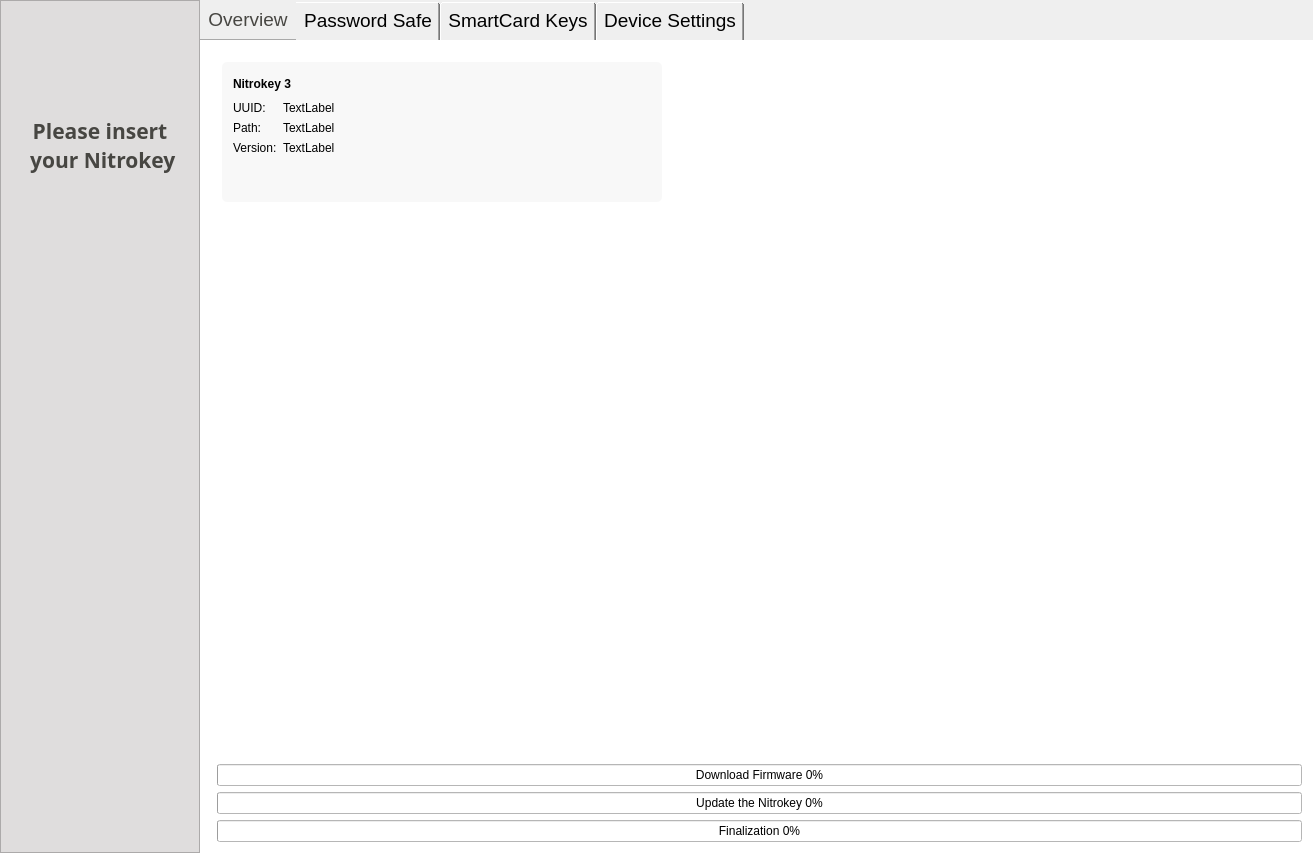
First picture: the form in nitrokeyapp/ui/mainwindow.ui, repository Nitrokey/nitrokey-app2, before the edit.
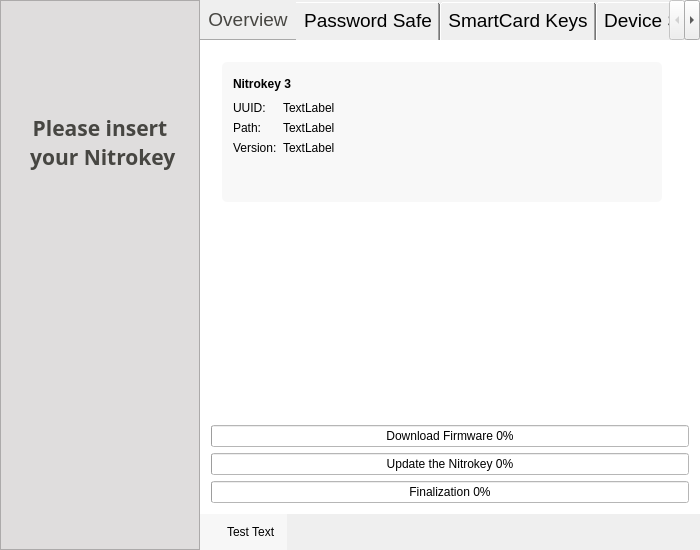
Second picture: the form after the edit. Icons and pictures are not drawn.

The edit to the form file:
```diff
--- a/nitrokeyapp/ui/mainwindow.ui
+++ b/nitrokeyapp/ui/mainwindow.ui
@@ -6,8 +6,8 @@
    <rect>
     <x>0</x>
     <y>0</y>
-    <width>1313</width>
-    <height>853</height>
+    <width>700</width>
+    <height>550</height>
    </rect>
   </property>
   <property name="sizePolicy">
@@ -49,7 +49,7 @@
   </property>
   <widget class="QWidget" name="centralWidget">
    <property name="sizePolicy">
-    <sizepolicy hsizetype="Expanding" vsizetype="Preferred">
+    <sizepolicy hsizetype="Preferred" vsizetype="Preferred">
      <horstretch>0</horstretch>
      <verstretch>0</verstretch>
     </sizepolicy>
@@ -57,10 +57,7 @@
    <property name="styleSheet">
     <string notr="true"/>
    </property>
-   <layout class="QHBoxLayout" name="horizontalLayout_2">
-    <property name="spacing">
-     <number>0</number>
-    </property>
+   <layout class="QGridLayout" name="gridLayout_5">
     <property name="leftMargin">
      <number>0</number>
     </property>
@@ -73,276 +70,10 @@
     <property name="bottomMargin">
      <number>0</number>
     </property>
-    <item alignment="Qt::AlignLeft">
-     <widget class="QFrame" name="vertical_navigation">
-      <property name="sizePolicy">
-       <sizepolicy hsizetype="Fixed" vsizetype="Preferred">
-        <horstretch>0</horstretch>
-        <verstretch>0</verstretch>
-       </sizepolicy>
-      </property>
-      <property name="minimumSize">
-       <size>
-        <width>200</width>
-        <height>0</height>
-       </size>
-      </property>
-      <property name="styleSheet">
-       <string notr="true">background-color: #dfdddd;</string>
-      </property>
-      <property name="frameShape">
-       <enum>QFrame::StyledPanel</enum>
-      </property>
-      <property name="frameShadow">
-       <enum>QFrame::Raised</enum>
-      </property>
-      <layout class="QGridLayout" name="gridLayout_14">
-       <property name="leftMargin">
-        <number>6</number>
-       </property>
-       <property name="topMargin">
-        <number>9</number>
-       </property>
-       <property name="rightMargin">
-        <number>6</number>
-       </property>
-       <property name="bottomMargin">
-        <number>9</number>
-       </property>
-       <property name="spacing">
-        <number>6</number>
-       </property>
-       <item row="3" column="1">
-        <widget class="QPushButton" name="btn_dial_help">
-         <property name="sizePolicy">
-          <sizepolicy hsizetype="Preferred" vsizetype="Fixed">
-           <horstretch>0</horstretch>
-           <verstretch>0</verstretch>
-          </sizepolicy>
-         </property>
-         <property name="cursor">
-          <cursorShape>ArrowCursor</cursorShape>
-         </property>
-         <property name="mouseTracking">
-          <bool>false</bool>
-         </property>
-         <property name="styleSheet">
-          <string notr="true">QPushButton {
-	border: none;
-	} </string>
-         </property>
-         <property name="text">
-          <string/>
-         </property>
-         <property name="icon">
-          <iconset resource="resources.qrc">
-           <normaloff>:/images/icon/help_darkgrey_material.svg</normaloff>:/images/icon/help_darkgrey_material.svg</iconset>
-         </property>
-         <property name="iconSize">
-          <size>
-           <width>30</width>
-           <height>30</height>
-          </size>
-         </property>
-         <property name="flat">
-          <bool>false</bool>
-         </property>
-        </widget>
-       </item>
-       <item row="2" column="0" colspan="4">
-        <widget class="QScrollArea" name="Nitrokeys">
-         <property name="styleSheet">
-          <string notr="true">border: 0px;</string>
-         </property>
-         <property name="frameShape">
-          <enum>QFrame::NoFrame</enum>
-         </property>
-         <property name="frameShadow">
-          <enum>QFrame::Plain</enum>
-         </property>
-         <property name="lineWidth">
-          <number>0</number>
-         </property>
-         <property name="horizontalScrollBarPolicy">
-          <enum>Qt::ScrollBarAlwaysOff</enum>
-         </property>
-         <property name="widgetResizable">
-          <bool>true</bool>
-         </property>
-         <widget class="QWidget" name="scrollAreaWidgetContents_2">
-          <property name="geometry">
-           <rect>
-            <x>0</x>
-            <y>0</y>
-            <width>186</width>
-            <height>633</height>
-           </rect>
-          </property>
-          <layout class="QVBoxLayout" name="verticalLayout_9"/>
-         </widget>
-        </widget>
-       </item>
-       <item row="3" column="2">
-        <widget class="QPushButton" name="btn_settings">
-         <property name="sizePolicy">
-          <sizepolicy hsizetype="Preferred" vsizetype="Fixed">
-           <horstretch>0</horstretch>
-           <verstretch>0</verstretch>
-          </sizepolicy>
-         </property>
-         <property name="styleSheet">
-          <string notr="true">QPushButton {
-	border: none;
-	} </string>
-         </property>
-         <property name="text">
-          <string/>
-         </property>
-         <property name="icon">
-          <iconset resource="resources.qrc">
-           <normaloff>:/images/icon/settings_darkgrey_material.svg</normaloff>:/images/icon/settings_darkgrey_material.svg</iconset>
-         </property>
-         <property name="iconSize">
-          <size>
-           <width>30</width>
-           <height>30</height>
-          </size>
-         </property>
-        </widget>
-       </item>
-       <item row="0" column="1" colspan="3">
-        <widget class="QLabel" name="label_8">
-         <property name="sizePolicy">
-          <sizepolicy hsizetype="Fixed" vsizetype="Fixed">
-           <horstretch>0</horstretch>
-           <verstretch>0</verstretch>
-          </sizepolicy>
-         </property>
-         <property name="minimumSize">
-          <size>
-           <width>100</width>
-           <height>100</height>
-          </size>
-         </property>
-         <property name="maximumSize">
-          <size>
-           <width>50</width>
-           <height>100</height>
-          </size>
-         </property>
-         <property name="layoutDirection">
-          <enum>Qt::LeftToRight</enum>
-         </property>
-         <property name="lineWidth">
-          <number>1</number>
-         </property>
-         <property name="text">
-          <string/>
-         </property>
-         <property name="pixmap">
-          <pixmap resource="resources.qrc">:/images/icon/nitrokey-app-icon-vector.svg</pixmap>
-         </property>
-         <property name="scaledContents">
-          <bool>true</bool>
-         </property>
-         <property name="alignment">
-          <set>Qt::AlignJustify|Qt::AlignVCenter</set>
-         </property>
-        </widget>
-       </item>
-       <item row="1" column="0" colspan="4">
-        <widget class="QLabel" name="label_insert_Nitrokey">
-         <property name="font">
-          <font>
-           <family>OpenSymbol</family>
-           <pointsize>16</pointsize>
-           <weight>75</weight>
-           <bold>true</bold>
-          </font>
-         </property>
-         <property name="styleSheet">
-          <string notr="true">color:#474642</string>
-         </property>
-         <property name="text">
-          <string>Please insert
- your Nitrokey</string>
-         </property>
-         <property name="alignment">
-          <set>Qt::AlignCenter</set>
-         </property>
-        </widget>
-       </item>
-       <item row="3" column="0">
-        <widget class="QPushButton" name="btn_about">
-         <property name="sizePolicy">
-          <sizepolicy hsizetype="Preferred" vsizetype="Fixed">
-           <horstretch>0</horstretch>
-           <verstretch>0</verstretch>
-          </sizepolicy>
-         </property>
-         <property name="font">
-          <font>
-           <stylestrategy>PreferDefault</stylestrategy>
-          </font>
-         </property>
-         <property name="styleSheet">
-          <string notr="true">QPushButton {
-	border: none;
-	} </string>
-         </property>
-         <property name="text">
-          <string/>
-         </property>
-         <property name="icon">
-          <iconset resource="resources.qrc">
-           <normaloff>:/images/icon/info_darkgrey_material.svg</normaloff>:/images/icon/info_darkgrey_material.svg</iconset>
-         </property>
-         <property name="iconSize">
-          <size>
-           <width>30</width>
-           <height>30</height>
-          </size>
-         </property>
-         <property name="flat">
-          <bool>false</bool>
-         </property>
-        </widget>
-       </item>
-       <item row="3" column="3">
-        <widget class="QPushButton" name="btn_dial_lock">
-         <property name="sizePolicy">
-          <sizepolicy hsizetype="Preferred" vsizetype="Fixed">
-           <horstretch>0</horstretch>
-           <verstretch>0</verstretch>
-          </sizepolicy>
-         </property>
-         <property name="styleSheet">
-          <string notr="true">QPushButton {
-	border: none;
-	} </string>
-         </property>
-         <property name="text">
-          <string/>
-         </property>
-         <property name="icon">
-          <iconset resource="resources.qrc">
-           <normaloff>:/images/icon/lock_darkgrey_material.svg</normaloff>:/images/icon/lock_darkgrey_material.svg</iconset>
-         </property>
-         <property name="iconSize">
-          <size>
-           <width>30</width>
-           <height>30</height>
-          </size>
-         </property>
-         <property name="flat">
-          <bool>false</bool>
-         </property>
-        </widget>
-       </item>
-      </layout>
-     </widget>
-    </item>
-    <item>
+    <property name="spacing">
+     <number>0</number>
+    </property>
+    <item row="0" column="1" colspan="2">
      <widget class="QTabWidget" name="tabWidget">
       <property name="enabled">
        <bool>true</bool>
@@ -428,8 +159,8 @@
        <attribute name="title">
         <string>Overview</string>
        </attribute>
-       <layout class="QFormLayout" name="formLayout_6">
-        <item row="0" column="0" colspan="2">
+       <layout class="QVBoxLayout" name="verticalLayout_10">
+        <item>
          <widget class="QScrollArea" name="scrollArea_2">
           <property name="autoFillBackground">
            <bool>false</bool>
@@ -458,8 +189,8 @@
             <rect>
              <x>0</x>
              <y>0</y>
-             <width>1095</width>
-             <height>703</height>
+             <width>482</width>
+             <height>365</height>
             </rect>
            </property>
            <property name="sizePolicy">
@@ -644,7 +375,7 @@
           </widget>
          </widget>
         </item>
-        <item row="1" column="1">
+        <item>
          <widget class="QProgressBar" name="progressBar_Download">
           <property name="value">
            <number>0</number>
@@ -657,7 +388,7 @@
           </property>
          </widget>
         </item>
-        <item row="2" column="1">
+        <item>
          <widget class="QProgressBar" name="progressBar_Update">
           <property name="value">
            <number>0</number>
@@ -667,7 +398,7 @@
           </property>
          </widget>
         </item>
-        <item row="3" column="1">
+        <item>
          <widget class="QProgressBar" name="progressBar_Finalization">
           <property name="value">
            <number>0</number>
@@ -2688,6 +2419,357 @@
       </widget>
      </widget>
     </item>
+    <item row="1" column="1">
+     <widget class="QFrame" name="information_frame">
+      <property name="sizePolicy">
+       <sizepolicy hsizetype="Expanding" vsizetype="Preferred">
+        <horstretch>0</horstretch>
+        <verstretch>0</verstretch>
+       </sizepolicy>
+      </property>
+      <property name="styleSheet">
+       <string notr="true">
+background-color: #f7f7f7;</string>
+      </property>
+      <property name="frameShape">
+       <enum>QFrame::NoFrame</enum>
+      </property>
+      <property name="frameShadow">
+       <enum>QFrame::Plain</enum>
+      </property>
+      <property name="lineWidth">
+       <number>0</number>
+      </property>
+      <layout class="QHBoxLayout" name="horizontalLayout_9">
+       <property name="sizeConstraint">
+        <enum>QLayout::SetFixedSize</enum>
+       </property>
+       <item alignment="Qt::AlignLeft">
+        <widget class="QLabel" name="label_information_icon">
+         <property name="sizePolicy">
+          <sizepolicy hsizetype="Fixed" vsizetype="Fixed">
+           <horstretch>0</horstretch>
+           <verstretch>0</verstretch>
+          </sizepolicy>
+         </property>
+         <property name="minimumSize">
+          <size>
+           <width>10</width>
+           <height>10</height>
+          </size>
+         </property>
+         <property name="autoFillBackground">
+          <bool>false</bool>
+         </property>
+         <property name="text">
+          <string/>
+         </property>
+         <property name="pixmap">
+          <pixmap resource="resources.qrc">:/images/icon/info_new.png</pixmap>
+         </property>
+         <property name="scaledContents">
+          <bool>true</bool>
+         </property>
+        </widget>
+       </item>
+       <item alignment="Qt::AlignLeft">
+        <widget class="QLabel" name="label_information">
+         <property name="sizePolicy">
+          <sizepolicy hsizetype="Expanding" vsizetype="Preferred">
+           <horstretch>0</horstretch>
+           <verstretch>0</verstretch>
+          </sizepolicy>
+         </property>
+         <property name="text">
+          <string>Test Text</string>
+         </property>
+        </widget>
+       </item>
+      </layout>
+     </widget>
+    </item>
+    <item row="1" column="2">
+     <spacer name="horizontalSpacer_3">
+      <property name="orientation">
+       <enum>Qt::Horizontal</enum>
+      </property>
+      <property name="sizeHint" stdset="0">
+       <size>
+        <width>40</width>
+        <height>20</height>
+       </size>
+      </property>
+     </spacer>
+    </item>
+    <item row="0" column="0" rowspan="2">
+     <widget class="QFrame" name="vertical_navigation">
+      <property name="sizePolicy">
+       <sizepolicy hsizetype="Fixed" vsizetype="Preferred">
+        <horstretch>0</horstretch>
+        <verstretch>0</verstretch>
+       </sizepolicy>
+      </property>
+      <property name="minimumSize">
+       <size>
+        <width>200</width>
+        <height>0</height>
+       </size>
+      </property>
+      <property name="styleSheet">
+       <string notr="true">background-color: #dfdddd;</string>
+      </property>
+      <property name="frameShape">
+       <enum>QFrame::StyledPanel</enum>
+      </property>
+      <property name="frameShadow">
+       <enum>QFrame::Raised</enum>
+      </property>
+      <layout class="QGridLayout" name="gridLayout_14">
+       <property name="leftMargin">
+        <number>6</number>
+       </property>
+       <property name="topMargin">
+        <number>6</number>
+       </property>
+       <property name="rightMargin">
+        <number>6</number>
+       </property>
+       <property name="bottomMargin">
+        <number>6</number>
+       </property>
+       <property name="spacing">
+        <number>6</number>
+       </property>
+       <item row="0" column="1" colspan="3">
+        <widget class="QLabel" name="label_8">
+         <property name="sizePolicy">
+          <sizepolicy hsizetype="Fixed" vsizetype="Fixed">
+           <horstretch>0</horstretch>
+           <verstretch>0</verstretch>
+          </sizepolicy>
+         </property>
+         <property name="minimumSize">
+          <size>
+           <width>100</width>
+           <height>100</height>
+          </size>
+         </property>
+         <property name="maximumSize">
+          <size>
+           <width>50</width>
+           <height>100</height>
+          </size>
+         </property>
+         <property name="layoutDirection">
+          <enum>Qt::LeftToRight</enum>
+         </property>
+         <property name="lineWidth">
+          <number>1</number>
+         </property>
+         <property name="text">
+          <string/>
+         </property>
+         <property name="pixmap">
+          <pixmap resource="resources.qrc">:/images/icon/nitrokey-app-icon-vector.svg</pixmap>
+         </property>
+         <property name="scaledContents">
+          <bool>true</bool>
+         </property>
+         <property name="alignment">
+          <set>Qt::AlignJustify|Qt::AlignVCenter</set>
+         </property>
+        </widget>
+       </item>
+       <item row="3" column="2">
+        <widget class="QPushButton" name="btn_settings">
+         <property name="sizePolicy">
+          <sizepolicy hsizetype="Preferred" vsizetype="Fixed">
+           <horstretch>0</horstretch>
+           <verstretch>0</verstretch>
+          </sizepolicy>
+         </property>
+         <property name="styleSheet">
+          <string notr="true">QPushButton {
+	border: none;
+	} </string>
+         </property>
+         <property name="text">
+          <string/>
+         </property>
+         <property name="icon">
+          <iconset resource="resources.qrc">
+           <normaloff>:/images/icon/settings_darkgrey_material.svg</normaloff>:/images/icon/settings_darkgrey_material.svg</iconset>
+         </property>
+         <property name="iconSize">
+          <size>
+           <width>30</width>
+           <height>30</height>
+          </size>
+         </property>
+        </widget>
+       </item>
+       <item row="2" column="0" colspan="4">
+        <widget class="QScrollArea" name="Nitrokeys">
+         <property name="styleSheet">
+          <string notr="true">border: 0px;</string>
+         </property>
+         <property name="frameShape">
+          <enum>QFrame::NoFrame</enum>
+         </property>
+         <property name="frameShadow">
+          <enum>QFrame::Plain</enum>
+         </property>
+         <property name="lineWidth">
+          <number>0</number>
+         </property>
+         <property name="horizontalScrollBarPolicy">
+          <enum>Qt::ScrollBarAlwaysOff</enum>
+         </property>
+         <property name="widgetResizable">
+          <bool>true</bool>
+         </property>
+         <widget class="QWidget" name="scrollAreaWidgetContents_2">
+          <property name="geometry">
+           <rect>
+            <x>0</x>
+            <y>0</y>
+            <width>186</width>
+            <height>336</height>
+           </rect>
+          </property>
+          <layout class="QVBoxLayout" name="verticalLayout_9"/>
+         </widget>
+        </widget>
+       </item>
+       <item row="3" column="1">
+        <widget class="QPushButton" name="btn_dial_help">
+         <property name="sizePolicy">
+          <sizepolicy hsizetype="Preferred" vsizetype="Fixed">
+           <horstretch>0</horstretch>
+           <verstretch>0</verstretch>
+          </sizepolicy>
+         </property>
+         <property name="cursor">
+          <cursorShape>ArrowCursor</cursorShape>
+         </property>
+         <property name="mouseTracking">
+          <bool>false</bool>
+         </property>
+         <property name="styleSheet">
+          <string notr="true">QPushButton {
+	border: none;
+	} </string>
+         </property>
+         <property name="text">
+          <string/>
+         </property>
+         <property name="icon">
+          <iconset resource="resources.qrc">
+           <normaloff>:/images/icon/help_darkgrey_material.svg</normaloff>:/images/icon/help_darkgrey_material.svg</iconset>
+         </property>
+         <property name="iconSize">
+          <size>
+           <width>30</width>
+           <height>30</height>
+          </size>
+         </property>
+         <property name="flat">
+          <bool>false</bool>
+         </property>
+        </widget>
+       </item>
+       <item row="1" column="0" colspan="4">
+        <widget class="QLabel" name="label_insert_Nitrokey">
+         <property name="font">
+          <font>
+           <family>OpenSymbol</family>
+           <pointsize>16</pointsize>
+           <weight>75</weight>
+           <bold>true</bold>
+          </font>
+         </property>
+         <property name="styleSheet">
+          <string notr="true">color:#474642</string>
+         </property>
+         <property name="text">
+          <string>Please insert
+ your Nitrokey</string>
+         </property>
+         <property name="alignment">
+          <set>Qt::AlignCenter</set>
+         </property>
+        </widget>
+       </item>
+       <item row="3" column="0">
+        <widget class="QPushButton" name="btn_about">
+         <property name="sizePolicy">
+          <sizepolicy hsizetype="Preferred" vsizetype="Fixed">
+           <horstretch>0</horstretch>
+           <verstretch>0</verstretch>
+          </sizepolicy>
+         </property>
+         <property name="font">
+          <font>
+           <stylestrategy>PreferDefault</stylestrategy>
+          </font>
+         </property>
+         <property name="styleSheet">
+          <string notr="true">QPushButton {
+	border: none;
+	} </string>
+         </property>
+         <property name="text">
+          <string/>
+         </property>
+         <property name="icon">
+          <iconset resource="resources.qrc">
+           <normaloff>:/images/icon/info_darkgrey_material.svg</normaloff>:/images/icon/info_darkgrey_material.svg</iconset>
+         </property>
+         <property name="iconSize">
+          <size>
+           <width>30</width>
+           <height>30</height>
+          </size>
+         </property>
+         <property name="flat">
+          <bool>false</bool>
+         </property>
+        </widget>
+       </item>
+       <item row="3" column="3">
+        <widget class="QPushButton" name="btn_dial_lock">
+         <property name="sizePolicy">
+          <sizepolicy hsizetype="Preferred" vsizetype="Fixed">
+           <horstretch>0</horstretch>
+           <verstretch>0</verstretch>
+          </sizepolicy>
+         </property>
+         <property name="styleSheet">
+          <string notr="true">QPushButton {
+	border: none;
+	} </string>
+         </property>
+         <property name="text">
+          <string/>
+         </property>
+         <property name="icon">
+          <iconset resource="resources.qrc">
+           <normaloff>:/images/icon/lock_darkgrey_material.svg</normaloff>:/images/icon/lock_darkgrey_material.svg</iconset>
+         </property>
+         <property name="iconSize">
+          <size>
+           <width>30</width>
+           <height>30</height>
+          </size>
+         </property>
+         <property name="flat">
+          <bool>false</bool>
+         </property>
+        </widget>
+       </item>
+      </layout>
+     </widget>
+    </item>
    </layout>
   </widget>
  </widget>
```
Left out of the diff: 46 changed lines with no effect on the pictures.
